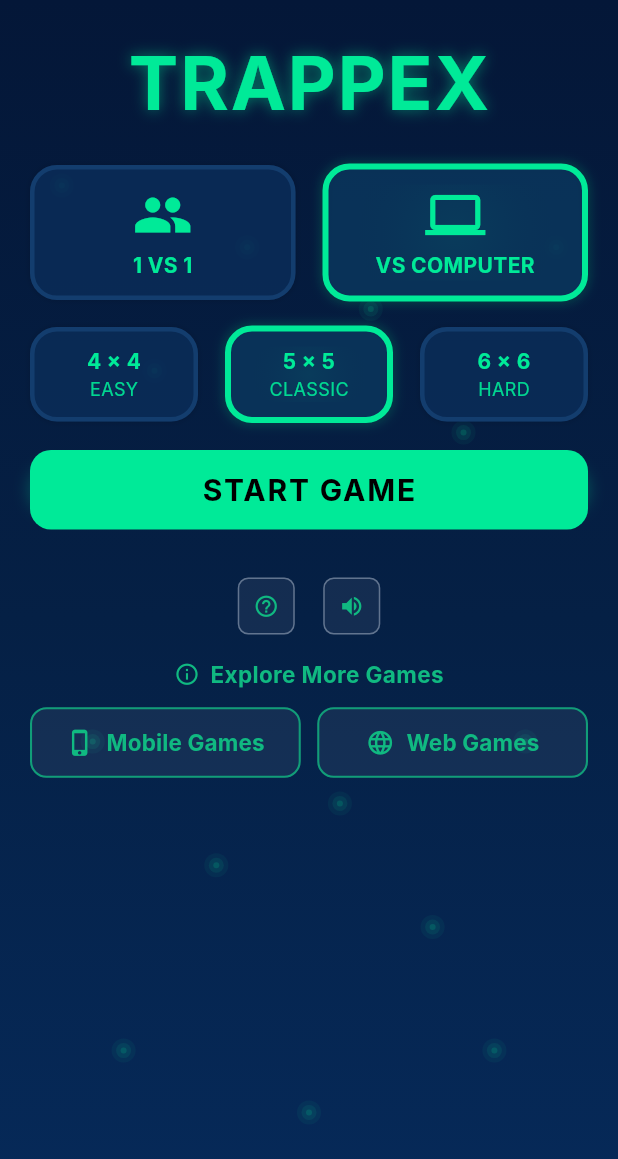
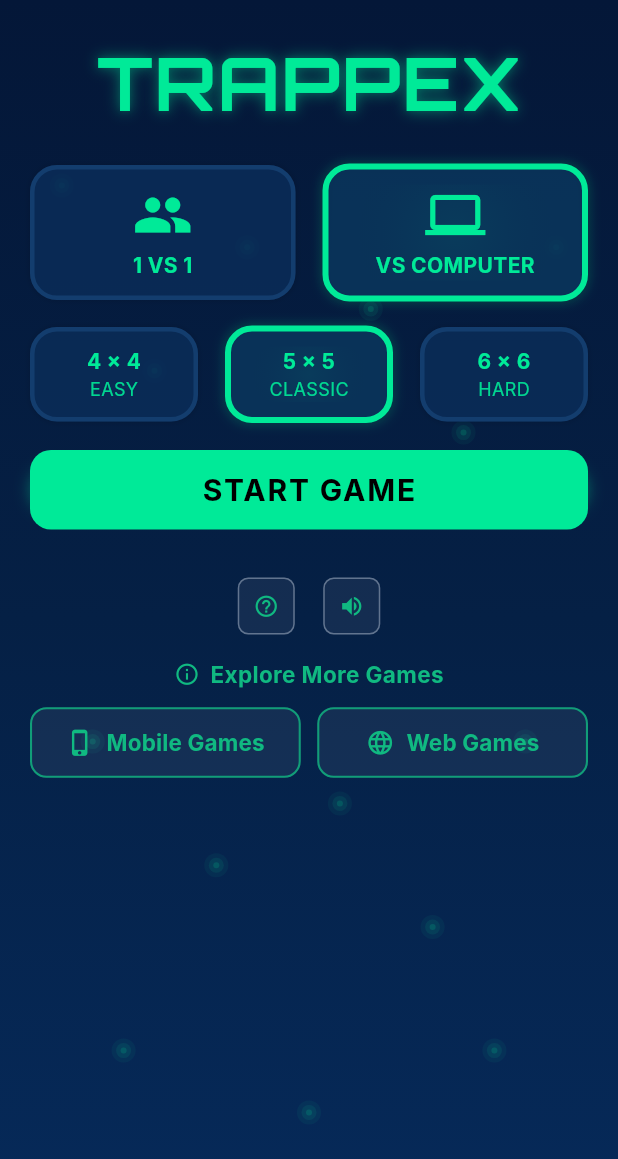
Before and after one commit to AgendeasSolution/trappex, a Flutter app: the screen it shows after launch, after a tap on "VS COMPUTER", on a phone screen of 412 x 824 dp. Shown: the top 1159 px of the screen. Run offline on Flutter 3.47's test engine with Material 3 defaults, Android fonts, the phone set to English and light mode, and no system bars; our stand-ins replace audioplayers, google_fonts, google_mobile_ads, shared_preferences; network calls fail; Roboto replaces fonts that are missing (Inter).

Commit message:
Add google_fonts package and update UI styles in Home and Splash screens
Included the google_fonts package to enhance typography options. Updated text styles in HomeScreen and SplashScreen to utilize the Orbitron font, improving visual appeal. Added subtle glow effects to text for better aesthetics. Updated pubspec.yaml and pubspec.lock to reflect the new dependency.

```diff
--- a/lib/screens/home_screen.dart
+++ b/lib/screens/home_screen.dart
@@ -1,5 +1,6 @@
 import 'package:flutter/material.dart';
 import 'package:url_launcher/url_launcher.dart';
+import 'package:google_fonts/google_fonts.dart';
 import '../constants/app_colors.dart';
 import '../constants/app_constants.dart';
 import '../services/audio_service.dart';
@@ -137,7 +138,7 @@ class _HomeScreenState extends State<HomeScreen> {
                               fit: BoxFit.scaleDown,
                               child: Text(
                                 AppConstants.appName.toUpperCase(),
-                                style: TextStyle(
+                                style: GoogleFonts.orbitron(
                                   fontSize: ResponsiveUtils.getResponsiveLogoFontSize(context),
                                   color: AppColors.homeAccent,
                                   fontWeight: FontWeight.bold,
@@ -151,6 +152,12 @@ class _HomeScreenState extends State<HomeScreen> {
                                     Shadow(
                                       color: AppColors.homeAccent.withOpacity(0.2),
                                       blurRadius: ResponsiveUtils.getResponsiveValue(context, 12, 14, 16),
+                                      offset: const Offset(0, 0),
+                                    ),
+                                    // Very subtle glow effect
+                                    Shadow(
+                                      color: AppColors.homeAccentGlow.withOpacity(0.08),
+                                      blurRadius: ResponsiveUtils.getResponsiveValue(context, 3, 4, 5),
                                       offset: const Offset(0, 0),
                                     ),
                                   ],
@@ -207,6 +214,12 @@ class _HomeScreenState extends State<HomeScreen> {
                                         color: AppColors.homeAccent.withOpacity(0.25),
                                         blurRadius: ResponsiveUtils.getResponsiveValue(context, 6, 8, 10),
                                         spreadRadius: ResponsiveUtils.getResponsiveValue(context, 0, 1, 1),
+                                      ),
+                                      // Very subtle glow effect
+                                      BoxShadow(
+                                        color: AppColors.homeAccentGlow.withOpacity(0.08),
+                                        blurRadius: ResponsiveUtils.getResponsiveValue(context, 3, 4, 5),
+                                        spreadRadius: ResponsiveUtils.getResponsiveValue(context, 0, 0.5, 0.5),
                                       ),
                                     ],
                                   ),
--- a/lib/screens/splash_screen.dart
+++ b/lib/screens/splash_screen.dart
@@ -1,6 +1,7 @@
 import 'package:flutter/material.dart';
 import 'package:flutter/services.dart';
 import 'dart:ui';
+import 'package:google_fonts/google_fonts.dart';
 import '../constants/app_colors.dart';
 import '../constants/app_constants.dart';
 import 'game_screen.dart';
@@ -104,15 +105,21 @@ class _SplashScreenState extends State<SplashScreen>
                   Center(
                     child: Text(
                       AppConstants.appName.toUpperCase(),
-                      style: const TextStyle(
+                      style: GoogleFonts.orbitron(
                         fontSize: 48,
                         color: AppColors.p1Color,
                         fontWeight: FontWeight.bold,
                         shadows: [
-                          Shadow(
+                          const Shadow(
                             color: Colors.black38,
                             blurRadius: 8,
                             offset: Offset(0, 4),
+                          ),
+                          // Very subtle glow effect
+                          Shadow(
+                            color: AppColors.homeAccentGlow.withOpacity(0.08),
+                            blurRadius: 3,
+                            offset: const Offset(0, 0),
                           ),
                         ],
                       ),
--- a/pubspec.yaml
+++ b/pubspec.yaml
@@ -40,6 +40,7 @@ dependencies:
   http: ^1.5.0
   url_launcher: ^6.3.2
   connectivity_plus: ^7.0.0
+  google_fonts: ^6.3.2
 
 dev_dependencies:
   flutter_test:
```
Also changed, not shown: pubspec.lock, 3 other files.
